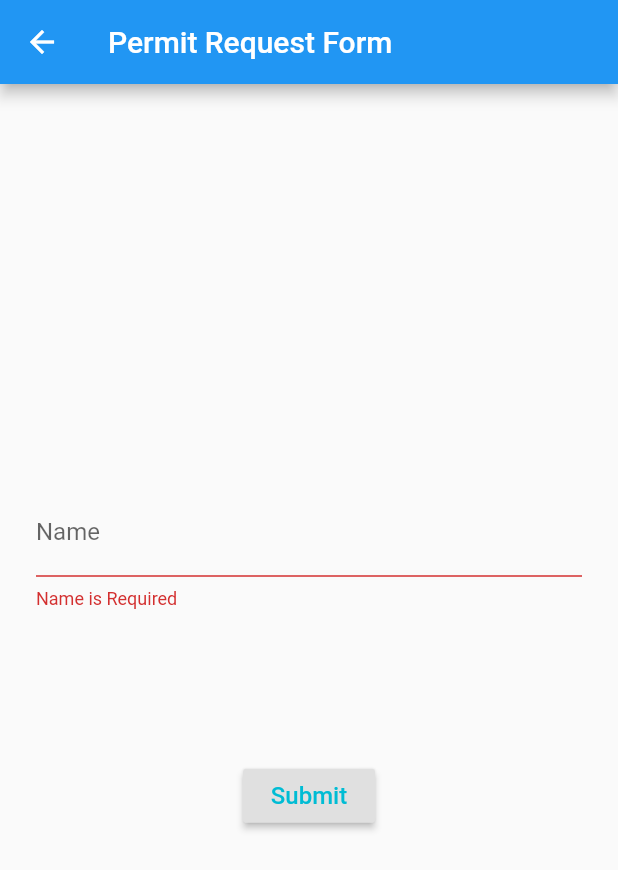
After one commit to ajmalhinas/flutterTry, a Flutter app: the FormScreen screen opened directly, after a tap on "Submit", on a phone screen of 412 x 824 dp. The commit adds this screen. Shown: the top 870 px of the screen. Run offline on Flutter 3.47's test engine with Material 2 defaults, Android fonts, the phone set to English and light mode, and no system bars; our stand-ins replace shared_preferences; accounts and stored records are empty.

Commit message:
With new form page

```diff
--- /dev/null
+++ b/lib/formScreen.dart
@@ -0,0 +1,89 @@
+import 'package:flutter/cupertino.dart';
+import 'package:flutter/material.dart';
+
+class FormScreen extends StatefulWidget {
+  @override
+  _FormScreenState createState() => _FormScreenState();
+}
+
+class _FormScreenState extends State<FormScreen> {
+
+  String name;
+  String requestPurpose;
+  String startDate;
+  String startTime;
+  String endDate;
+  String endTime;
+
+  final GlobalKey<FormState> _formKey= GlobalKey<FormState>();
+
+  Widget _buildName(){
+    return TextFormField(
+      decoration: InputDecoration(labelText: 'Name'),
+      validator: (String value){
+        if(value.isEmpty){
+          return 'Name is Required';
+        }
+      },
+      onSaved: (String value){
+        name = value;
+      },
+    );
+  }
+
+  Widget _buildRequestPurpose(){
+    return null;
+  }
+
+  Widget _buildStartDate(){
+    return null;
+  }
+
+  Widget _buildStartTime(){
+    return null;
+  }
+  Widget _buildEndDate(){
+    return null;
+  }
+
+  Widget _buildEndTime(){
+    return null;
+  }
+
+  @override
+  Widget build(BuildContext context) {
+    return Scaffold(
+      appBar: AppBar(title: Text("Permit Request Form"),),
+      body: Container(
+        margin: EdgeInsets.all(24),
+        child: Form(
+          key: _formKey,
+            child: Column(
+          mainAxisAlignment: MainAxisAlignment.center,
+          children: <Widget>[
+            _buildName(),
+//            _buildRequestPurpose(),
+//            _buildStartDate(),
+//            _buildStartTime(),
+//            _buildEndDate(),
+//            _buildEndTime(),
+            SizedBox(height: 100,),
+            RaisedButton(
+              child: Text('Submit',
+                style: TextStyle(color: Colors.cyan, fontSize: 16),
+              ),
+              onPressed: (){
+                if(!_formKey.currentState.validate()){
+                  return;
+                }
+                _formKey.currentState.save();
+                print('Your name is $name');
+              },
+            )
+          ],
+        )),
+      ),
+
+    );
+  }
+}
--- a/lib/login.dart
+++ b/lib/login.dart
@@ -52,8 +52,8 @@ class _LoginPageState extends State<LoginPage> {
 //      'password': pass
 //    };
     var jsonResponse = null;
-    var response = await http.post("http://192.168.1.5:8080/bonita/loginservice?username=favio.riviera&password=bpm&redirect=false&redirectUrl=");
-    var reaction = await http.get("http://192.168.1.5:8080/bonita/API/bdm/businessData/com.company.model5.request/findByIds?ids=1,2");
+    var response = await http.post("http://192.168.0.54:8080/bonita/loginservice?username=favio.riviera&password=bpm&redirect=false&redirectUrl=");
+    var reaction = await http.get("http://192.168.0.54:8080/bonita/API/bdm/businessData/com.company.model5.request/findByIds?ids=1,2");
 
     //printing some important value to get some understanding
     print('my responce code is ${response.statusCode}');
@@ -135,7 +135,7 @@ class _LoginPageState extends State<LoginPage> {
 
             style: TextStyle(color: Colors.white70),
             decoration: InputDecoration(
-              icon: Icon(Icons.email, color: Colors.white70),
+              icon: Icon(Icons.account_box, color: Colors.white70),
               hintText: "UserName",
               border: UnderlineInputBorder(borderSide: BorderSide(color: Colors.white70)),
               hintStyle: TextStyle(color: Colors.white70),
```
Also changed, not shown: pubspec.lock, 2 other files.
